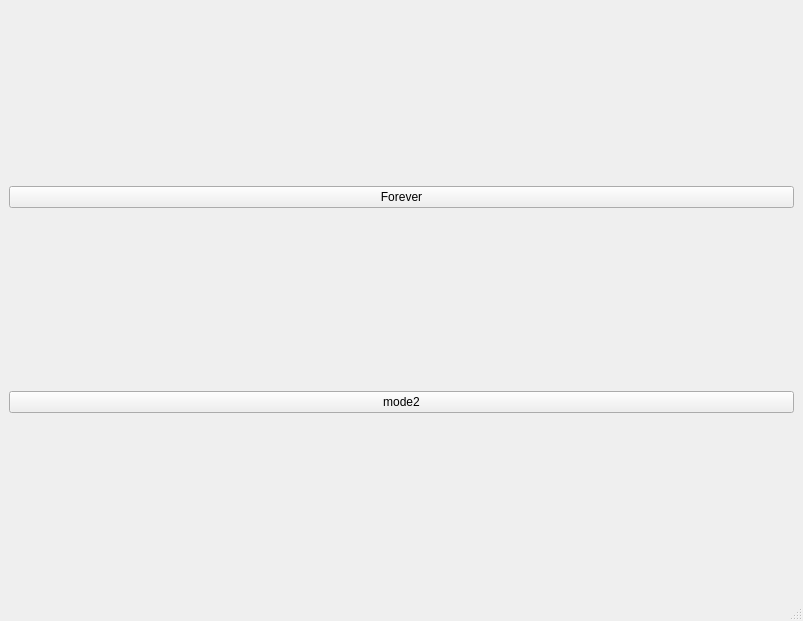
Above: settings.ui from pengjiantao/PlantsVSZombies before the change. Below: the same form after it.
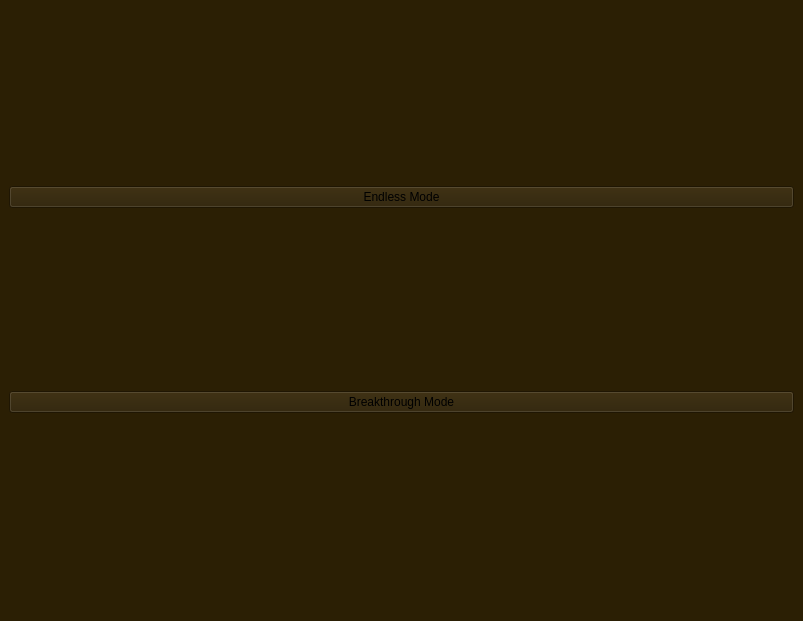
That is the form after the change.

Diff of the .ui file:
```diff
--- a/settings.ui
+++ b/settings.ui
@@ -20,21 +20,21 @@
    <string>MainWindow</string>
   </property>
   <property name="styleSheet">
-   <string notr="true"/>
+   <string notr="true">background-color: rgb(43, 31, 4);</string>
   </property>
   <widget class="QWidget" name="centralwidget">
    <layout class="QVBoxLayout" name="verticalLayout">
     <item>
      <widget class="QPushButton" name="mode1">
       <property name="text">
-       <string>Forever</string>
+       <string>Endless Mode</string>
       </property>
      </widget>
     </item>
     <item>
      <widget class="QPushButton" name="mode2">
       <property name="text">
-       <string>mode2</string>
+       <string>Breakthrough Mode</string>
       </property>
      </widget>
     </item>
```
